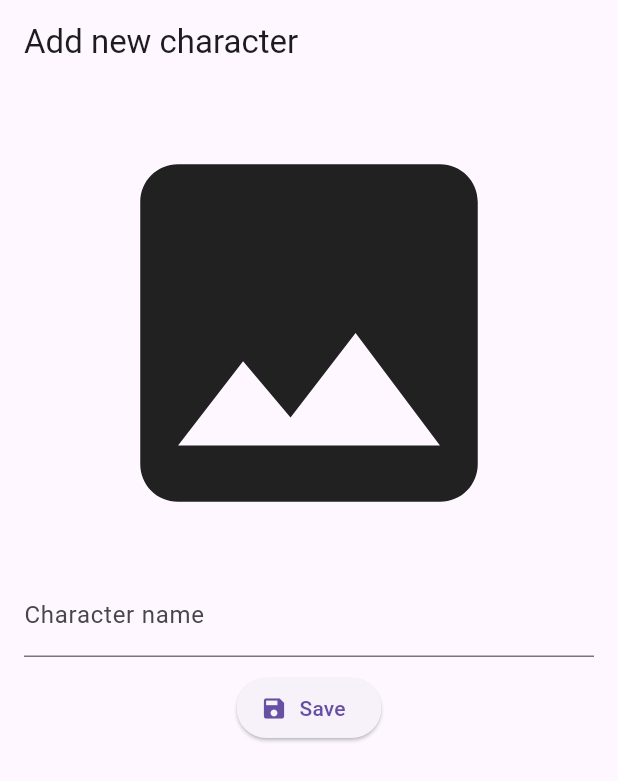
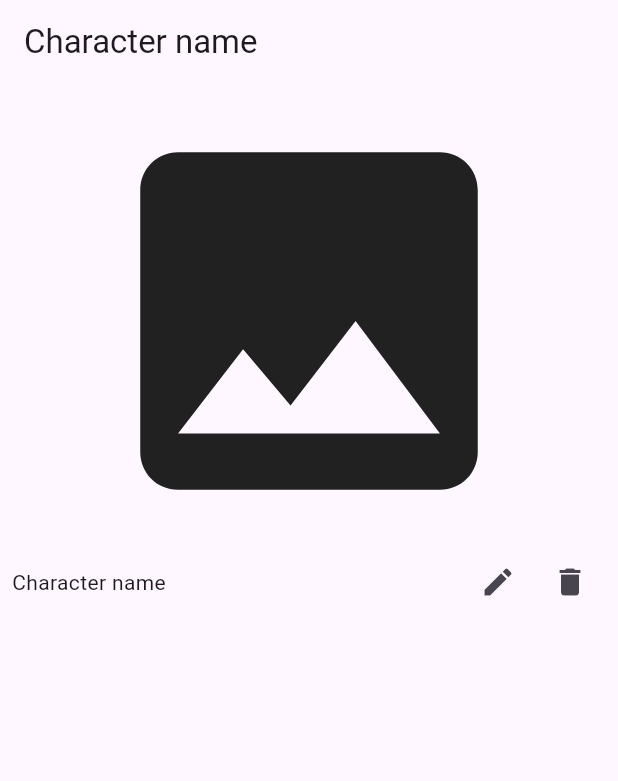
Before and after one commit to alexS317/comfort_zone_remake, a Flutter app: the screen it shows after launch, on a phone screen of 412 x 824 dp. Shown: the top 781 px of the screen. Run offline on Flutter 3.47's test engine with Material 2 defaults, Android fonts, the phone set to English and light mode, and no system bars.

Commit message:
Add basic character detail and gallery screen layout, add character model

```diff
--- a/lib/main.dart
+++ b/lib/main.dart
@@ -1,4 +1,5 @@
-import 'package:comfort_zone_remake/screens/add_character.dart';
+import 'package:comfort_zone_remake/screens/character_details.dart';
+import 'package:comfort_zone_remake/screens/character_gallery.dart';
 import 'package:flutter/material.dart';
 
 void main() {
@@ -18,7 +19,8 @@ class MyApp extends StatelessWidget {
         // colorScheme: ColorScheme.fromSeed(seedColor: Colors.deepPurple),
         useMaterial3: true,
       ),
-      home: AddCharacterScreen(),
+      // home: const CharacterGalleryScreen(),
+      home: const CharacterDetailsScreen(),
     );
   }
 }
--- /dev/null
+++ b/lib/models/character.dart
@@ -0,0 +1,19 @@
+import 'dart:io';
+
+import 'package:uuid/uuid.dart';
+
+const uuid = Uuid();
+
+class Character {
+  // Initialize character with a uniquely generated id and the time it was created
+  Character({
+    required this.image,
+    required this.name,
+  })  : id = uuid.v4(),
+        createDate = DateTime.now().toString();
+
+  final String id;
+  final String createDate;
+  final File image;
+  final String name;
+}
--- a/lib/screens/add_character.dart
+++ b/lib/screens/add_character.dart
@@ -13,6 +13,7 @@ class AddCharacterScreen extends StatelessWidget {
         padding: const EdgeInsets.all(16),
         child: Column(
           children: [
+            // Image input (tbd)
             const SizedBox(
               height: 300,
               child: FittedBox(
@@ -20,12 +21,14 @@ class AddCharacterScreen extends StatelessWidget {
               ),
             ),
             const SizedBox(height: 10),
+            // Name input
             const TextField(
               decoration: InputDecoration(
                 labelText: 'Character name',
               ),
             ),
             const SizedBox(height: 10),
+            // Save button
             ElevatedButton.icon(
               onPressed: () {},
               icon: const Icon(Icons.save),
--- /dev/null
+++ b/lib/screens/character_details.dart
@@ -0,0 +1,48 @@
+import 'package:flutter/material.dart';
+
+class CharacterDetailsScreen extends StatelessWidget {
+  const CharacterDetailsScreen({super.key});
+
+  @override
+  Widget build(BuildContext context) {
+    return Scaffold(
+      appBar: AppBar(
+        title: const Text('Character name'),
+      ),
+      body: SingleChildScrollView(
+        padding: const EdgeInsets.all(8),
+        child: Column(
+          children: [
+            const SizedBox(
+              height: 300,
+              child: FittedBox(
+                child: Icon(Icons.image),
+              ),
+            ),
+            Row(
+              mainAxisAlignment: MainAxisAlignment.spaceBetween,
+              children: [
+                Text('Character name'),
+                Row(
+                  // mainAxisAlignment: MainAxisAlignment.end,
+                  children: [
+                    // Edit
+                    IconButton(
+                      onPressed: () {},
+                      icon: const Icon(Icons.edit),
+                    ),
+                    // Delete
+                    IconButton(
+                      onPressed: () {},
+                      icon: const Icon(Icons.delete),
+                    ),
+                  ],
+                ),
+              ],
+            ),
+          ],
+        ),
+      ),
+    );
+  }
+}
--- a/pubspec.yaml
+++ b/pubspec.yaml
@@ -35,6 +35,7 @@ dependencies:
   # The following adds the Cupertino Icons font to your application.
   # Use with the CupertinoIcons class for iOS style icons.
   cupertino_icons: ^1.0.2
+  uuid: ^3.0.7
 
 dev_dependencies:
   flutter_test:
```
Also changed, not shown: lib/screens/character_gallery.dart (added, +30 -0 lines), pubspec.lock.
